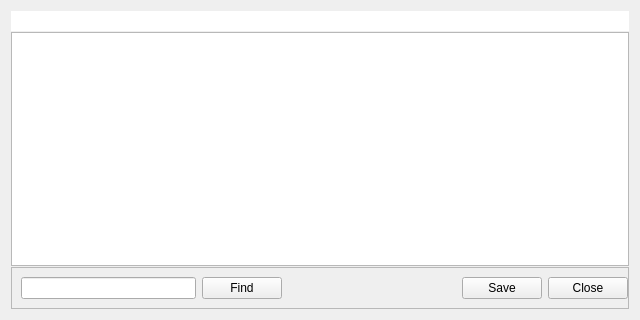
The window that editwidget.ui (mosling/SQLReport) describes before a commit, drawn with Qt 5.
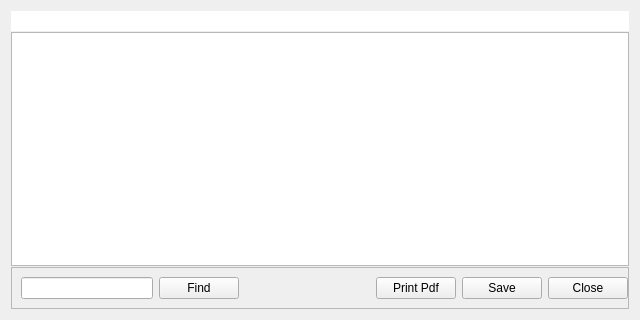
The same window after the commit.

Commit message: add new query set button, add pdf print support

Patch:
```diff
--- a/editwidget.ui
+++ b/editwidget.ui
@@ -84,6 +84,13 @@
         </property>
        </spacer>
       </item>
+      <item>
+       <widget class="QPushButton" name="pushButtonPdf">
+        <property name="text">
+         <string>Print Pdf</string>
+        </property>
+       </widget>
+      </item>
       <item>
        <widget class="QPushButton" name="btnSave">
         <property name="text">
```
The commit also changes 7 other files.
